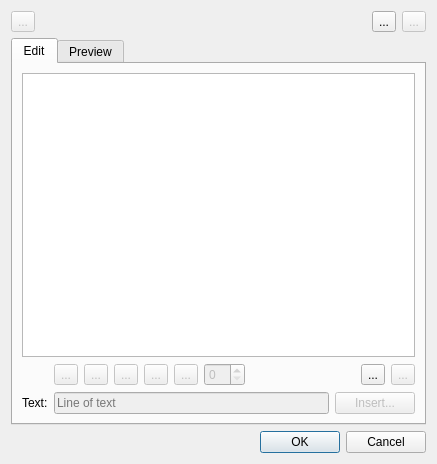
Above: src/libs/vtools/dialogs/support/editlabeltemplate_dialog.ui from seamly/Seamly2D before the change. Below: the same form after it.
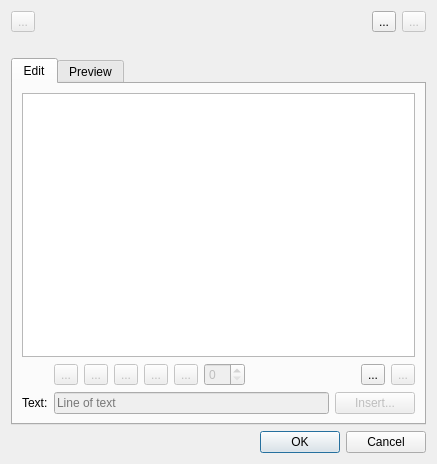
That is the form after the change. Icons and pictures are not drawn. Custom widgets are drawn as their Qt base class.

Commit message:
Place new-piece labels beside the grainline; show label template file
- Labels of a new or Union piece sit 1 cm right of the grainline.
- Hidden grainline on an existing piece shows Preferences defaults.
- Preferences grainline "Angle:" label renamed "Rotation:".
- Edit Label Template shows the template file the lines came from.

```diff
--- a/src/libs/vtools/dialogs/support/editlabeltemplate_dialog.ui
+++ b/src/libs/vtools/dialogs/support/editlabeltemplate_dialog.ui
@@ -107,6 +107,16 @@
      </item>
     </layout>
    </item>
+   <item>
+    <widget class="QLabel" name="templateFile_Label">
+     <property name="wordWrap">
+      <bool>true</bool>
+     </property>
+     <property name="textInteractionFlags">
+      <set>Qt::TextSelectableByMouse</set>
+     </property>
+    </widget>
+   </item>
    <item>
     <widget class="QTabWidget" name="tabWidget">
      <property name="currentIndex">
```
The commit also changes 16 other files.
